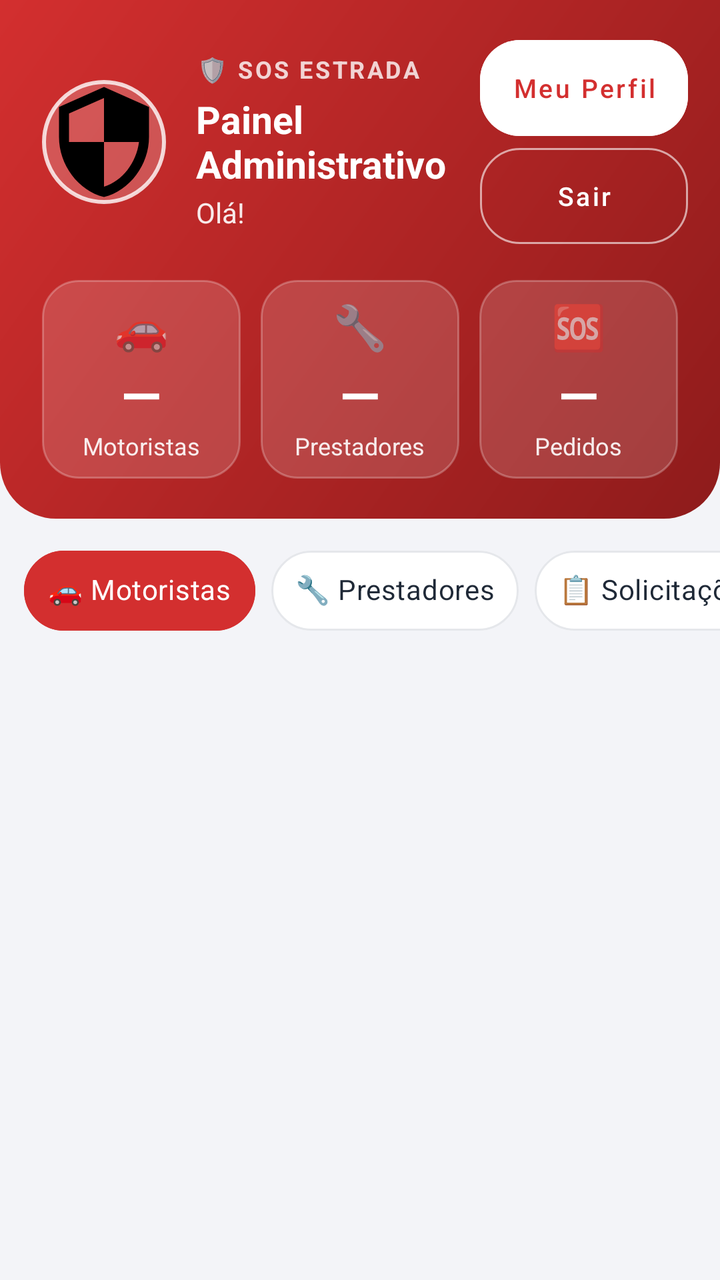
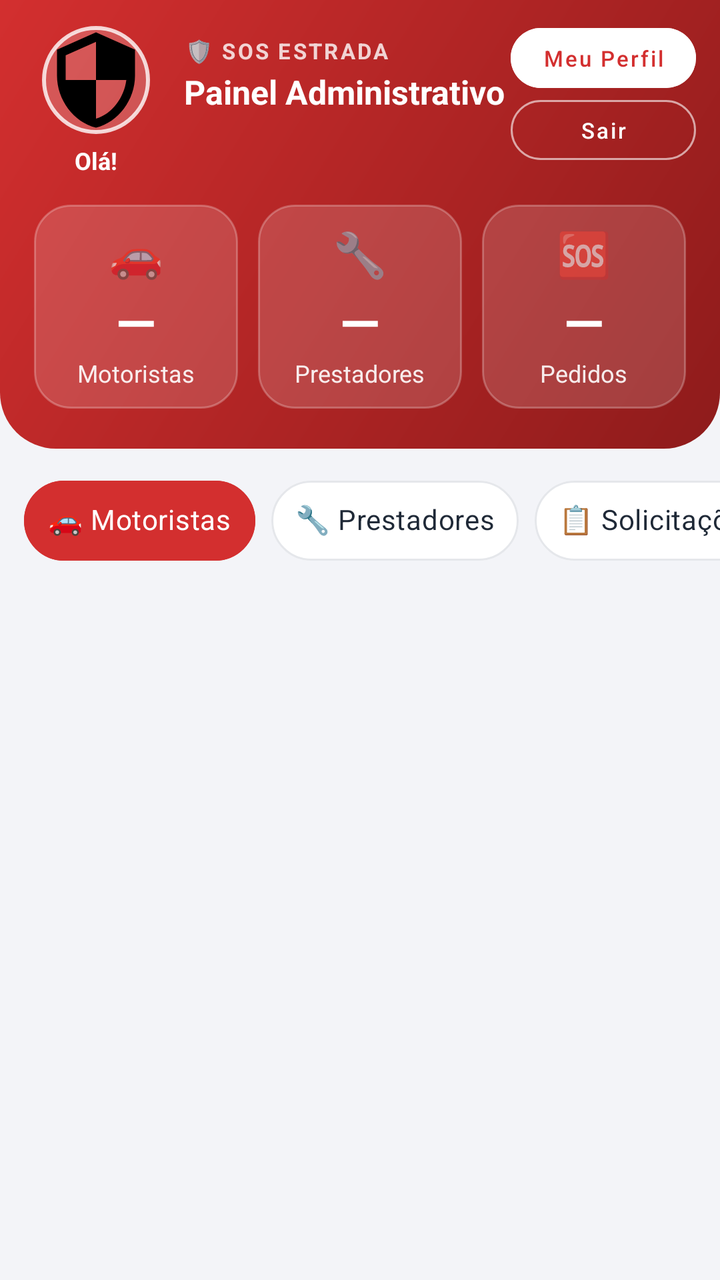

Screens rendered from an Android XML layout before and after an edit, with the pre-edit source and the edit as a unified diff.
<!-- AndroidManifest.xml: application theme Theme.MaterialComponents.Light.NoActionBar -->
<!-- res/layout/activity_admin.xml -->
<?xml version="1.0" encoding="utf-8"?>
<LinearLayout xmlns:android="http://schemas.android.com/apk/res/android"
    xmlns:app="http://schemas.android.com/apk/res-auto"
    android:layout_width="match_parent"
    android:layout_height="match_parent"
    android:background="@color/admin_fundo"
    android:fitsSystemWindows="true"
    android:orientation="vertical">

    
    <LinearLayout
        android:layout_width="match_parent"
        android:layout_height="wrap_content"
        android:background="@drawable/bg_admin_header"
        android:orientation="vertical"
        android:paddingStart="16dp"
        android:paddingTop="20dp"
        android:paddingEnd="16dp"
        android:paddingBottom="20dp">

        <LinearLayout
            android:layout_width="match_parent"
            android:layout_height="wrap_content"
            android:gravity="center_vertical"
            android:orientation="horizontal"
            android:paddingStart="4dp">

            
            <com.google.android.material.imageview.ShapeableImageView
                android:id="@+id/ivFotoAdminCabecalho"
                android:layout_width="64dp"
                android:layout_height="64dp"
                android:background="#33FFFFFF"
                android:padding="2dp"
                android:scaleType="centerCrop"
                android:src="@drawable/ic_admin"
                app:shapeAppearanceOverlay="@style/AdminLogoCircular"
                app:strokeColor="#CCFFFFFF"
                app:strokeWidth="2dp" />

            <LinearLayout
                android:layout_width="0dp"
                android:layout_height="wrap_content"
                android:layout_marginStart="14dp"
                android:layout_weight="1"
                android:orientation="vertical">

                <TextView
                    android:layout_width="wrap_content"
                    android:layout_height="wrap_content"
                    android:letterSpacing="0.1"
                    android:text="🛡️ SOS ESTRADA"
                    android:textColor="#CCFFFFFF"
                    android:textSize="12sp"
                    android:textStyle="bold" />

                <TextView
                    android:layout_width="wrap_content"
                    android:layout_height="wrap_content"
                    android:layout_marginTop="4dp"
                    android:text="Painel Administrativo"
                    android:textColor="@android:color/white"
                    android:textSize="19sp"
                    android:textStyle="bold" />

                <TextView
                    android:id="@+id/tvSaudacaoAdmin"
                    android:layout_width="wrap_content"
                    android:layout_height="wrap_content"
                    android:layout_marginTop="2dp"
                    android:ellipsize="end"
                    android:maxLines="1"
                    android:text="Olá!"
                    android:textColor="#E6FFFFFF"
                    android:textSize="14sp" />
            </LinearLayout>

            <LinearLayout
                android:layout_width="wrap_content"
                android:layout_height="wrap_content"
                android:orientation="vertical">

                <com.google.android.material.button.MaterialButton
                    android:id="@+id/btnMeuPerfil"
                    style="@style/Widget.MaterialComponents.Button.UnelevatedButton"
                    android:layout_width="match_parent"
                    android:layout_height="wrap_content"
                    android:backgroundTint="@android:color/white"
                    android:insetTop="0dp"
                    android:insetBottom="0dp"
                    android:text="Meu Perfil"
                    android:textAllCaps="false"
                    android:textColor="@color/admin_vermelho"
                    android:textSize="13sp"
                    app:cornerRadius="20dp" />

                <com.google.android.material.button.MaterialButton
                    android:id="@+id/btnSairAdmin"
                    style="@style/Widget.MaterialComponents.Button.OutlinedButton"
                    android:layout_width="match_parent"
                    android:layout_height="wrap_content"
                    android:layout_marginTop="6dp"
                    android:insetTop="0dp"
                    android:insetBottom="0dp"
                    android:text="Sair"
                    android:textAllCaps="false"
                    android:textColor="@android:color/white"
                    android:textSize="13sp"
                    app:cornerRadius="20dp"
                    app:strokeColor="#99FFFFFF" />
            </LinearLayout>
        </LinearLayout>

        
        <androidx.constraintlayout.widget.ConstraintLayout
            android:layout_width="match_parent"
            android:layout_height="wrap_content"
            android:layout_marginTop="18dp">

            <LinearLayout
                android:id="@+id/quadroMotoristas"
                style="@style/AdminQuadroTotal"
                app:layout_constraintDimensionRatio="1:1"
                app:layout_constraintEnd_toStartOf="@id/quadroPrestadores"
                app:layout_constraintHorizontal_chainStyle="spread"
                app:layout_constraintStart_toStartOf="parent"
                app:layout_constraintTop_toTopOf="parent">

                <TextView
                    android:layout_width="wrap_content"
                    android:layout_height="wrap_content"
                    android:text="🚗"
                    android:textSize="22sp" />

                <TextView
                    android:id="@+id/tvTotalMotoristas"
                    style="@style/AdminNumeroTotal" />

                <TextView
                    style="@style/AdminRotuloTotal"
                    android:text="Motoristas" />
            </LinearLayout>

            <LinearLayout
                android:id="@+id/quadroPrestadores"
                style="@style/AdminQuadroTotal"
                app:layout_constraintDimensionRatio="1:1"
                app:layout_constraintEnd_toStartOf="@id/quadroPedidos"
                app:layout_constraintStart_toEndOf="@id/quadroMotoristas"
                app:layout_constraintTop_toTopOf="parent">

                <TextView
                    android:layout_width="wrap_content"
                    android:layout_height="wrap_content"
                    android:text="🔧"
                    android:textSize="22sp" />

                <TextView
                    android:id="@+id/tvTotalPrestadores"
                    style="@style/AdminNumeroTotal" />

                <TextView
                    style="@style/AdminRotuloTotal"
                    android:text="Prestadores" />
            </LinearLayout>

            <LinearLayout
                android:id="@+id/quadroPedidos"
                style="@style/AdminQuadroTotal"
                app:layout_constraintDimensionRatio="1:1"
                app:layout_constraintEnd_toEndOf="parent"
                app:layout_constraintStart_toEndOf="@id/quadroPrestadores"
                app:layout_constraintTop_toTopOf="parent">

                <TextView
                    android:layout_width="wrap_content"
                    android:layout_height="wrap_content"
                    android:text="🆘"
                    android:textSize="22sp" />

                <TextView
                    android:id="@+id/tvTotalSolicitacoes"
                    style="@style/AdminNumeroTotal" />

                <TextView
                    style="@style/AdminRotuloTotal"
                    android:text="Pedidos" />
            </LinearLayout>
        </androidx.constraintlayout.widget.ConstraintLayout>
    </LinearLayout>

    
    <HorizontalScrollView
        android:layout_width="match_parent"
        android:layout_height="wrap_content"
        android:layout_marginTop="12dp"
        android:clipToPadding="false"
        android:paddingStart="12dp"
        android:paddingEnd="12dp"
        android:scrollbars="none">

        <com.google.android.material.chip.ChipGroup
            android:id="@+id/grupoListas"
            android:layout_width="wrap_content"
            android:layout_height="wrap_content"
            app:checkedChip="@id/chipMotoristas"
            app:selectionRequired="true"
            app:singleLine="true"
            app:singleSelection="true">

            <com.google.android.material.chip.Chip
                android:id="@+id/chipMotoristas"
                style="@style/AdminChipSeletor"
                android:text="🚗 Motoristas" />

            <com.google.android.material.chip.Chip
                android:id="@+id/chipPrestadores"
                style="@style/AdminChipSeletor"
                android:text="🔧 Prestadores" />

            <com.google.android.material.chip.Chip
                android:id="@+id/chipSolicitacoes"
                style="@style/AdminChipSeletor"
                android:text="📋 Solicitações" />

            <com.google.android.material.chip.Chip
                android:id="@+id/chipMensagens"
                style="@style/AdminChipSeletor"
                android:text="💬 Mensagens" />
        </com.google.android.material.chip.ChipGroup>
    </HorizontalScrollView>

    
    <FrameLayout
        android:layout_width="match_parent"
        android:layout_height="0dp"
        android:layout_weight="1">

        <ProgressBar
            android:id="@+id/progressBar"
            android:layout_width="wrap_content"
            android:layout_height="wrap_content"
            android:layout_gravity="center_horizontal"
            android:layout_marginTop="32dp"
            android:visibility="gone" />

        <TextView
            android:id="@+id/tvListaVazia"
            android:layout_width="match_parent"
            android:layout_height="wrap_content"
            android:layout_marginTop="32dp"
            android:gravity="center"
            android:paddingStart="24dp"
            android:paddingEnd="24dp"
            android:textColor="@color/admin_texto_secundario"
            android:textSize="15sp"
            android:visibility="gone" />

        <androidx.recyclerview.widget.RecyclerView
            android:id="@+id/rvLista"
            android:layout_width="match_parent"
            android:layout_height="match_parent"
            android:clipToPadding="false"
            android:paddingStart="12dp"
            android:paddingTop="4dp"
            android:paddingEnd="12dp"
            android:paddingBottom="16dp" />
    </FrameLayout>

</LinearLayout>
<!-- resources referenced by this layout -->
<resources>
  <color name="admin_fundo">#F3F4F8</color>
  <color name="admin_texto_secundario">#6B7280</color>
  <color name="admin_vermelho">#D32F2F</color>
  <!-- drawable bg_admin_header (drawable) -->
  <?xml version="1.0" encoding="utf-8"?>
  <shape xmlns:android="http://schemas.android.com/apk/res/android" android:shape="rectangle">
      <gradient
          android:angle="315"
          android:startColor="@color/admin_vermelho"
          android:endColor="@color/admin_vermelho_escuro" />
      <corners
          android:bottomLeftRadius="28dp"
          android:bottomRightRadius="28dp" />
  </shape>
  <!-- drawable ic_admin (drawable) -->
  <vector xmlns:android="http://schemas.android.com/apk/res/android"
      android:width="24dp"
      android:height="24dp"
      android:viewportWidth="24"
      android:viewportHeight="24">
      <path
          android:fillColor="#FF000000"
          android:pathData="M12,1L3,5v6c0,5.55 3.84,10.74 9,12 5.16,-1.26 9,-6.45 9,-12V5l-9,-4zM12,11.99h7c-0.53,4.12 -3.28,7.79 -7,8.94V12H5V6.3l7,-3.11v8.8z"/>
  </vector>
  <style name="AdminChipSeletor" parent="Widget.MaterialComponents.Chip.Choice">
          <item name="android:layout_width">wrap_content</item>
          <item name="android:layout_height">wrap_content</item>
          <item name="android:textSize">14sp</item>
          <item name="android:textColor">@color/admin_chip_texto</item>
          <item name="chipBackgroundColor">@color/admin_chip_fundo</item>
          <item name="chipStrokeColor">@color/admin_chip_borda</item>
          <item name="chipStrokeWidth">1dp</item>
          <item name="chipMinHeight">40dp</item>
          <item name="checkedIconVisible">false</item>
      </style>
  <style name="AdminLogoCircular">
          <item name="cornerFamily">rounded</item>
          <item name="cornerSize">50%</item>
      </style>
  <style name="AdminNumeroTotal">
          <item name="android:layout_width">wrap_content</item>
          <item name="android:layout_height">wrap_content</item>
          <item name="android:layout_marginTop">2dp</item>
          <item name="android:text">—</item>
          <item name="android:textColor">@android:color/white</item>
          <item name="android:textSize">26sp</item>
          <item name="android:textStyle">bold</item>
      </style>
  <style name="AdminQuadroTotal">
          <item name="android:layout_width">0dp</item>
          <item name="android:layout_height">0dp</item>
          <item name="android:layout_marginStart">5dp</item>
          <item name="android:layout_marginEnd">5dp</item>
          <item name="android:background">@drawable/bg_admin_quadro</item>
          <item name="android:gravity">center</item>
          <item name="android:orientation">vertical</item>
      </style>
  <style name="AdminRotuloTotal">
          <item name="android:layout_width">wrap_content</item>
          <item name="android:layout_height">wrap_content</item>
          <item name="android:textColor">#E6FFFFFF</item>
          <item name="android:textSize">12sp</item>
      </style>
  <color name="admin_vermelho_escuro">#8E1B1B</color>
  <!-- drawable bg_admin_quadro (drawable) -->
  <?xml version="1.0" encoding="utf-8"?>
  <shape xmlns:android="http://schemas.android.com/apk/res/android" android:shape="rectangle">
      <solid android:color="#26FFFFFF" />
      <stroke android:width="1dp" android:color="#40FFFFFF" />
      <corners android:radius="18dp" />
  </shape>
</resources>

<!-- the commit's change to res/layout/activity_admin.xml (unified diff, before → after) -->
@@ -13,35 +13,55 @@
         android:layout_height="wrap_content"
         android:background="@drawable/bg_admin_header"
         android:orientation="vertical"
-        android:paddingStart="16dp"
-        android:paddingTop="20dp"
-        android:paddingEnd="16dp"
+        android:paddingStart="12dp"
+        android:paddingTop="12dp"
+        android:paddingEnd="12dp"
         android:paddingBottom="20dp">
 
         <LinearLayout
             android:layout_width="match_parent"
             android:layout_height="wrap_content"
-            android:gravity="center_vertical"
-            android:orientation="horizontal"
-            android:paddingStart="4dp">
+            android:gravity="top"
+            android:orientation="horizontal">
 
             
-            <com.google.android.material.imageview.ShapeableImageView
-                android:id="@+id/ivFotoAdminCabecalho"
-                android:layout_width="64dp"
-                android:layout_height="64dp"
-                android:background="#33FFFFFF"
-                android:padding="2dp"
-                android:scaleType="centerCrop"
-                android:src="@drawable/ic_admin"
-                app:shapeAppearanceOverlay="@style/AdminLogoCircular"
-                app:strokeColor="#CCFFFFFF"
-                app:strokeWidth="2dp" />
+            <LinearLayout
+                android:layout_width="72dp"
+                android:layout_height="wrap_content"
+                android:gravity="center_horizontal"
+                android:orientation="vertical">
+
+                <com.google.android.material.imageview.ShapeableImageView
+                    android:id="@+id/ivFotoAdminCabecalho"
+                    android:layout_width="56dp"
+                    android:layout_height="56dp"
+                    android:background="#33FFFFFF"
+                    android:padding="2dp"
+                    android:scaleType="centerCrop"
+                    android:src="@drawable/ic_admin"
+                    app:shapeAppearanceOverlay="@style/AdminLogoCircular"
+                    app:strokeColor="#CCFFFFFF"
+                    app:strokeWidth="2dp" />
+
+                <TextView
+                    android:id="@+id/tvSaudacaoAdmin"
+                    android:layout_width="wrap_content"
+                    android:layout_height="wrap_content"
+                    android:layout_marginTop="4dp"
+                    android:ellipsize="end"
+                    android:gravity="center"
+                    android:maxLines="1"
+                    android:text="Olá!"
+                    android:textColor="@android:color/white"
+                    android:textSize="12sp"
+                    android:textStyle="bold" />
+            </LinearLayout>
 
             <LinearLayout
                 android:layout_width="0dp"
                 android:layout_height="wrap_content"
-                android:layout_marginStart="14dp"
+                android:layout_marginStart="8dp"
+                android:layout_marginTop="6dp"
                 android:layout_weight="1"
                 android:orientation="vertical">
 
@@ -51,62 +71,64 @@
                     android:letterSpacing="0.1"
                     android:text="🛡️ SOS ESTRADA"
                     android:textColor="#CCFFFFFF"
-                    android:textSize="12sp"
+                    android:textSize="11sp"
                     android:textStyle="bold" />
 
-                <TextView
-                    android:layout_width="wrap_content"
-                    android:layout_height="wrap_content"
-                    android:layout_marginTop="4dp"
+                
+                <TextView
+                    android:layout_width="match_parent"
+                    android:layout_height="28dp"
+                    android:layout_marginTop="2dp"
+                    android:maxLines="1"
                     android:text="Painel Administrativo"
                     android:textColor="@android:color/white"
-                    android:textSize="19sp"
-                    android:textStyle="bold" />
-
-                <TextView
-                    android:id="@+id/tvSaudacaoAdmin"
-                    android:layout_width="wrap_content"
-                    android:layout_height="wrap_content"
-                    android:layout_marginTop="2dp"
-                    android:ellipsize="end"
-                    android:maxLines="1"
-                    android:text="Olá!"
-                    android:textColor="#E6FFFFFF"
-                    android:textSize="14sp" />
+                    android:textStyle="bold"
+                    app:autoSizeMaxTextSize="20sp"
+                    app:autoSizeMinTextSize="13sp"
+                    app:autoSizeTextType="uniform" />
             </LinearLayout>
 
             <LinearLayout
                 android:layout_width="wrap_content"
                 android:layout_height="wrap_content"
+                android:layout_marginTop="2dp"
                 android:orientation="vertical">
 
                 <com.google.android.material.button.MaterialButton
                     android:id="@+id/btnMeuPerfil"
                     style="@style/Widget.MaterialComponents.Button.UnelevatedButton"
                     android:layout_width="match_parent"
-                    android:layout_height="wrap_content"
+                    android:layout_height="30dp"
                     android:backgroundTint="@android:color/white"
                     android:insetTop="0dp"
                     android:insetBottom="0dp"
+                    android:minWidth="0dp"
+                    android:minHeight="0dp"
+                    android:paddingStart="10dp"
+                    android:paddingEnd="10dp"
                     android:text="Meu Perfil"
                     android:textAllCaps="false"
                     android:textColor="@color/admin_vermelho"
-                    android:textSize="13sp"
-                    app:cornerRadius="20dp" />
+                    android:textSize="11sp"
+                    app:cornerRadius="15dp" />
 
                 <com.google.android.material.button.MaterialButton
                     android:id="@+id/btnSairAdmin"
                     style="@style/Widget.MaterialComponents.Button.OutlinedButton"
                     android:layout_width="match_parent"
-                    android:layout_height="wrap_content"
+                    android:layout_height="30dp"
                     android:layout_marginTop="6dp"
                     android:insetTop="0dp"
                     android:insetBottom="0dp"
+                    android:minWidth="0dp"
+                    android:minHeight="0dp"
+                    android:paddingStart="10dp"
+                    android:paddingEnd="10dp"
                     android:text="Sair"
                     android:textAllCaps="false"
                     android:textColor="@android:color/white"
-                    android:textSize="13sp"
-                    app:cornerRadius="20dp"
+                    android:textSize="11sp"
+                    app:cornerRadius="15dp"
                     app:strokeColor="#99FFFFFF" />
             </LinearLayout>
         </LinearLayout>
@@ -115,7 +137,7 @@
         <androidx.constraintlayout.widget.ConstraintLayout
             android:layout_width="match_parent"
             android:layout_height="wrap_content"
-            android:layout_marginTop="18dp">
+            android:layout_marginTop="14dp">
 
             <LinearLayout
                 android:id="@+id/quadroMotoristas"
